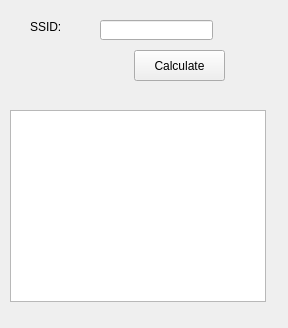
First picture: the form in trunk/qt/routerkeygen.ui, repository braxy0/android-thomson-key-solver, before the edit.
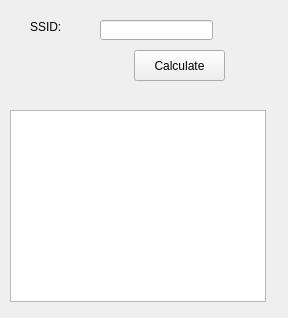
Second picture: the form after the edit.

```diff
--- a/trunk/qt/routerkeygen.ui
+++ b/trunk/qt/routerkeygen.ui
@@ -7,7 +7,7 @@
     <x>0</x>
     <y>0</y>
     <width>288</width>
-    <height>328</height>
+    <height>318</height>
    </rect>
   </property>
   <property name="windowTitle">
```
